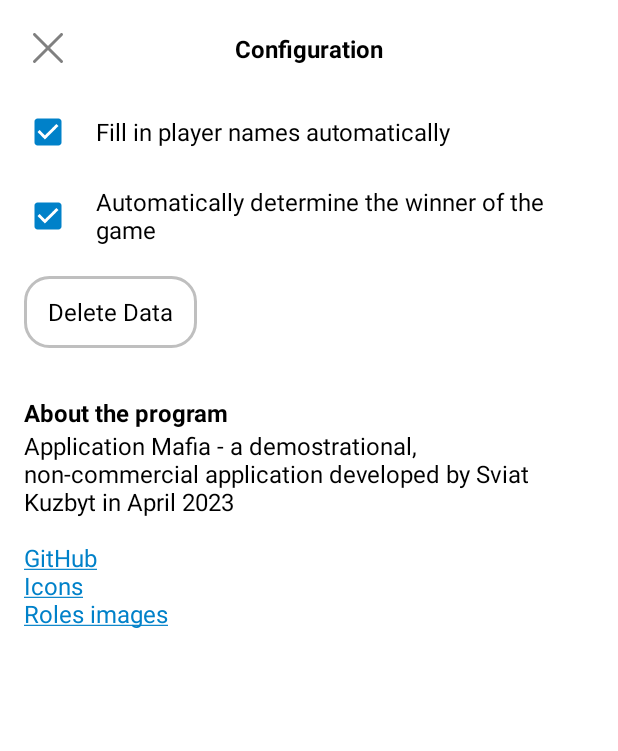
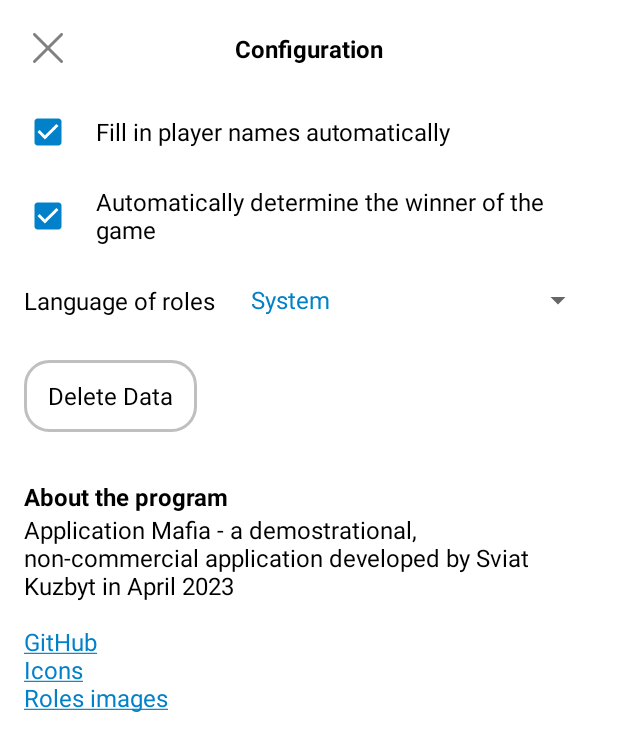
Before and after one commit to SviatKuzbyt/Mafia-game, an Android app: the SettingsActivity screen opened directly, with no data from a screen before it, on a phone screen of 412 x 824 dp. Shown: the top 751 px of the screen. Run offline under Robolectric (Android 15) with nearby library versions, the phone set to English and light mode, and no system bars.

Commit message:
added screenshots

```diff
--- a/app/src/main/java/com/sviatkuzbyt/mafia/data/game/elements/DataClasses.kt
+++ b/app/src/main/java/com/sviatkuzbyt/mafia/data/game/elements/DataClasses.kt
@@ -12,7 +12,7 @@ data class PlayerData(
 ) : java.io.Serializable
 
 data class Roles(
-    val name: String,
+    val name: Int,
     val icon: Int,
     val min: Int,
     val max: Int,
--- a/app/src/main/java/com/sviatkuzbyt/mafia/data/settings/SettingStoreRepository.kt
+++ b/app/src/main/java/com/sviatkuzbyt/mafia/data/settings/SettingStoreRepository.kt
@@ -1,33 +1,49 @@
 package com.sviatkuzbyt.mafia.data.settings
 
 import android.content.Context
+import androidx.datastore.preferences.core.Preferences
 import androidx.datastore.preferences.core.booleanPreferencesKey
 import androidx.datastore.preferences.core.edit
+import androidx.datastore.preferences.core.intPreferencesKey
 import com.sviatkuzbyt.mafia.ui.main.settingsStore
 import kotlinx.coroutines.flow.first
 import kotlinx.coroutines.flow.map
 
 open class SettingStoreRepository(private val context: Context) {
-    private val autoPlayer = booleanPreferencesKey("auto_player_off")
-    private val autoWin = booleanPreferencesKey("auto_win_off")
+    private val autoPlayer = booleanPreferencesKey("auto_player")
+    private val autoWin = booleanPreferencesKey("auto_win")
+    private val roleLanguage = intPreferencesKey("role_language")
 
-    suspend fun getAutoPlayer() = context.settingsStore.data.map {
-        it[autoPlayer] ?: true
+    suspend fun getRoleLanguage() = context.settingsStore.data.map {
+        it[roleLanguage] ?: 0
     }.first()
 
-    suspend fun getAutoWin() = context.settingsStore.data.map {
-        it[autoWin] ?: true
+    suspend fun getAutoPlayer() = getBooleanParam(autoPlayer)
+
+    suspend fun getAutoWin() = getBooleanParam(autoWin)
+
+    private suspend fun getBooleanParam(key: Preferences.Key<Boolean>) =
+        context.settingsStore.data.map {
+        it[key] ?: true
     }.first()
 
-    suspend fun setAutoPlayer(param: Boolean){
+    suspend fun setRoleLanguage(param: Int){
         context.settingsStore.edit {
-            it[autoPlayer] = param
+            it[roleLanguage] = param
         }
     }
 
+    suspend fun setAutoPlayer(param: Boolean){
+        setBooleanParam(param, autoPlayer)
+    }
+
     suspend fun setAutoWin(param: Boolean){
+        setBooleanParam(param, autoWin)
+    }
+
+    private suspend fun setBooleanParam(param: Boolean, key: Preferences.Key<Boolean>){
         context.settingsStore.edit {
-            it[autoWin] = param
+            it[key] = param
         }
     }
 }
--- a/app/src/main/java/com/sviatkuzbyt/mafia/ui/elements/recycleradapters/RolesSettingAdapter.kt
+++ b/app/src/main/java/com/sviatkuzbyt/mafia/ui/elements/recycleradapters/RolesSettingAdapter.kt
@@ -1,6 +1,7 @@
 package com.sviatkuzbyt.mafia.ui.elements.recycleradapters
 
 import android.annotation.SuppressLint
+import android.content.Context
 import android.view.LayoutInflater
 import android.view.View
 import android.view.ViewGroup
@@ -10,9 +11,10 @@ import android.widget.TextView
 import androidx.recyclerview.widget.RecyclerView
 import com.sviatkuzbyt.mafia.R
 import com.sviatkuzbyt.mafia.data.game.elements.Roles
+import com.sviatkuzbyt.mafia.data.game.elements.getLocaleStringResource
 import com.sviatkuzbyt.mafia.ui.game.setting.SettingGameViewModel
 
-class RolesSettingAdapter(private var dataSet: Array<Roles>, private val viewModel: SettingGameViewModel) :
+class RolesSettingAdapter(private var context: Context, private var dataSet: Array<Roles>, private val viewModel: SettingGameViewModel) :
     RecyclerView.Adapter<RolesSettingAdapter.ViewHolder>() {
 
     class ViewHolder(view: View) : RecyclerView.ViewHolder(view) {
@@ -31,7 +33,7 @@ class RolesSettingAdapter(private var dataSet: Array<Roles>, private val viewMod
 
     override fun onBindViewHolder(viewHolder: ViewHolder, position: Int) {
         viewHolder.image.setImageResource(dataSet[position].icon)
-        viewHolder.text.text = dataSet[position].name
+        viewHolder.text.text = context.getLocaleStringResource(viewModel.rolesLang, dataSet[position].name)
         viewHolder.count.text = dataSet[position].count.toString()
 
         viewHolder.increaseButton.setOnClickListener {
--- a/app/src/main/java/com/sviatkuzbyt/mafia/ui/game/roles/RolesViewModel.kt
+++ b/app/src/main/java/com/sviatkuzbyt/mafia/ui/game/roles/RolesViewModel.kt
@@ -17,6 +17,7 @@ class RolesViewModel(
     private var arrayIndex = 0
     val player = MutableLiveData<CardRole>()
     var isNextAnimation = true
+
 
     init {
         setData()
--- a/app/src/main/java/com/sviatkuzbyt/mafia/ui/game/setting/SettingGameFragment.kt
+++ b/app/src/main/java/com/sviatkuzbyt/mafia/ui/game/setting/SettingGameFragment.kt
@@ -50,7 +50,7 @@ class SettingGameFragment : Fragment(), GameInterface {
 
     private fun setRolesArray(){
         binding.rolesSettingRecycler.layoutManager = LinearLayoutManager(activity)
-        rolesSettingAdapter = RolesSettingAdapter(arrayOf(), viewModel)
+        rolesSettingAdapter = RolesSettingAdapter(requireContext(), arrayOf(), viewModel)
         binding.rolesSettingRecycler.adapter = rolesSettingAdapter
 
         viewModel.rolesArray.observe(viewLifecycleOwner){
--- a/app/src/main/java/com/sviatkuzbyt/mafia/ui/settings/SettingViewModel.kt
+++ b/app/src/main/java/com/sviatkuzbyt/mafia/ui/settings/SettingViewModel.kt
@@ -14,12 +14,14 @@ class SettingsViewModel(private val application: Application): AndroidViewModel(
     val autoPlayer = MutableLiveData<Boolean>()
     val autoWin = MutableLiveData<Boolean>()
     val message = SingleLiveEvent<String>()
+    val roleLanguage = SingleLiveEvent<Int>()
     private val repository = SettingsRepository(application)
 
     init {
         viewModelScope.launch(Dispatchers.IO){
             autoPlayer.postValue(repository.getAutoPlayer())
             autoWin.postValue(repository.getAutoWin())
+            roleLanguage.postValue(repository.getRoleLanguage())
         }
     }
 
@@ -35,6 +37,12 @@ class SettingsViewModel(private val application: Application): AndroidViewModel(
         }
     }
 
+    fun setRoleLanguage(param: Int){
+        viewModelScope.launch(Dispatchers.IO) {
+            repository.setRoleLanguage(param)
+        }
+    }
+
     fun clearData(){
         try {
             repository.clearData()
--- a/app/src/main/java/com/sviatkuzbyt/mafia/ui/settings/SettingsActivity.kt
+++ b/app/src/main/java/com/sviatkuzbyt/mafia/ui/settings/SettingsActivity.kt
@@ -3,10 +3,9 @@ package com.sviatkuzbyt.mafia.ui.settings
 import androidx.appcompat.app.AppCompatActivity
 import android.os.Bundle
 import android.text.method.LinkMovementMethod
-import android.widget.Button
-import android.widget.CheckBox
-import android.widget.TextView
-import android.widget.Toast
+import android.util.Log
+import android.view.View
+import android.widget.*
 import androidx.activity.viewModels
 import com.sviatkuzbyt.mafia.R
 import com.sviatkuzbyt.mafia.ui.elements.alertwindow.RemoveDataWindow
@@ -21,6 +20,7 @@ class SettingsActivity : AppCompatActivity() {
     private val buttonClearData: Button by lazy { findViewById(R.id.buttonClearData) }
     private val closeButtonSettings: Button by lazy { findViewById(R.id.closeButtonSettings) }
     private val textAbout: TextView by lazy { findViewById(R.id.textAbout) }
+    private val spinnerRolesLang: Spinner by lazy { findViewById(R.id.spinnerRolesLang) }
 
     override fun onCreate(savedInstanceState: Bundle?) {
         super.onCreate(savedInstanceState)
@@ -51,6 +51,19 @@ class SettingsActivity : AppCompatActivity() {
 
         closeButtonSettings.setOnClickListener { finish() }
         textAbout.movementMethod = LinkMovementMethod.getInstance()
+
+        viewModel.roleLanguage.observe(this){
+            spinnerRolesLang.setSelection(it, false)
+        }
+
+        spinnerRolesLang.setSelection(0, false)
+        spinnerRolesLang.onItemSelectedListener = object :
+            AdapterView.OnItemSelectedListener {
+            override fun onItemSelected(p0: AdapterView<*>?, p1: View?, p2: Int, p3: Long){
+                viewModel.setRoleLanguage(p2)
+            }
+            override fun onNothingSelected(p0: AdapterView<*>?) {}
+        }
     }
 
     private fun initRemoveDataWindow(){
--- a/app/src/main/res/layout/activity_settings.xml
+++ b/app/src/main/res/layout/activity_settings.xml
@@ -70,7 +70,7 @@
         android:text="@string/clear_data"
         android:textAppearance="@style/basic"
         app:layout_constraintStart_toStartOf="parent"
-        app:layout_constraintTop_toBottomOf="@+id/checkBoxAutoWin" />
+        app:layout_constraintTop_toBottomOf="@+id/spinnerRolesLang" />
 
     <TextView
         android:id="@+id/textAboutLabel"
@@ -95,4 +95,29 @@
         app:layout_constraintStart_toStartOf="parent"
         app:layout_constraintTop_toBottomOf="@+id/textAboutLabel" />
 
+    <Spinner
+        android:id="@+id/spinnerRolesLang"
+        android:layout_width="0dp"
+        android:layout_height="48dp"
+        android:layout_marginStart="16dp"
+        android:layout_marginTop="8dp"
+        android:layout_marginEnd="16dp"
+        app:layout_constraintEnd_toEndOf="parent"
+        app:layout_constraintStart_toEndOf="@+id/textRole"
+        app:layout_constraintTop_toBottomOf="@+id/checkBoxAutoWin"
+        android:theme="@style/blue_text"
+        android:entries="@array/role_languages"
+        />
+
+    <TextView
+        android:id="@+id/textRole"
+        android:layout_width="wrap_content"
+        android:layout_height="wrap_content"
+        android:layout_marginStart="16dp"
+        android:text="@string/role_lang"
+        app:layout_constraintBottom_toBottomOf="@+id/spinnerRolesLang"
+        app:layout_constraintStart_toStartOf="parent"
+        app:layout_constraintTop_toTopOf="@+id/spinnerRolesLang"
+        android:textAppearance="@style/basic"/>
+
 </androidx.constraintlayout.widget.ConstraintLayout>
--- a/app/src/main/res/values/app_styles.xml
+++ b/app/src/main/res/values/app_styles.xml
@@ -53,6 +53,11 @@
         <item name="android:textColor">?colorOnSecondary</item>
         <item name="android:textSize">24sp</item>
     </style>
+    <style name="blue_text">
+        <item name="android:fontFamily">@font/roboto</item>
+        <item name="android:textColor">?colorSecondary</item>
+        <item name="android:textSize">16sp</item>
+    </style>
 
     <attr name="windowColor" format="color"/>
 </resources>
--- a/app/src/main/res/values/strings.xml
+++ b/app/src/main/res/values/strings.xml
@@ -50,4 +50,15 @@
     <string name="confirm_clear_data">Are you sure you want to delete the last saved game and the last saved settings?</string>
     <string name="data_cleared">Data deleted successfully</string>
     <string name="enter_name">Enter a name</string>
+
+    <string name="role_lang">Language of roles</string>
+    <string name="system">System</string>
+    <string name="ua" translatable="false">Українська</string>
+    <string name="en" translatable="false" >English</string>
+
+    <string-array name="role_languages">
+        <item>@string/system</item>
+        <item>@string/ua</item>
+        <item>@string/en</item>
+    </string-array>
 </resources>
```
Also changed, not shown: app/src/main/java/com/sviatkuzbyt/mafia/data/game/elements/elements.kt (+20 -0 lines), app/src/main/java/com/sviatkuzbyt/mafia/data/game/repositories/SettingGameRepository.kt (+12 -10 lines), app/src/main/java/com/sviatkuzbyt/mafia/ui/game/setting/SettingGameViewModel.kt (+5 -2 lines), 5 other files.
